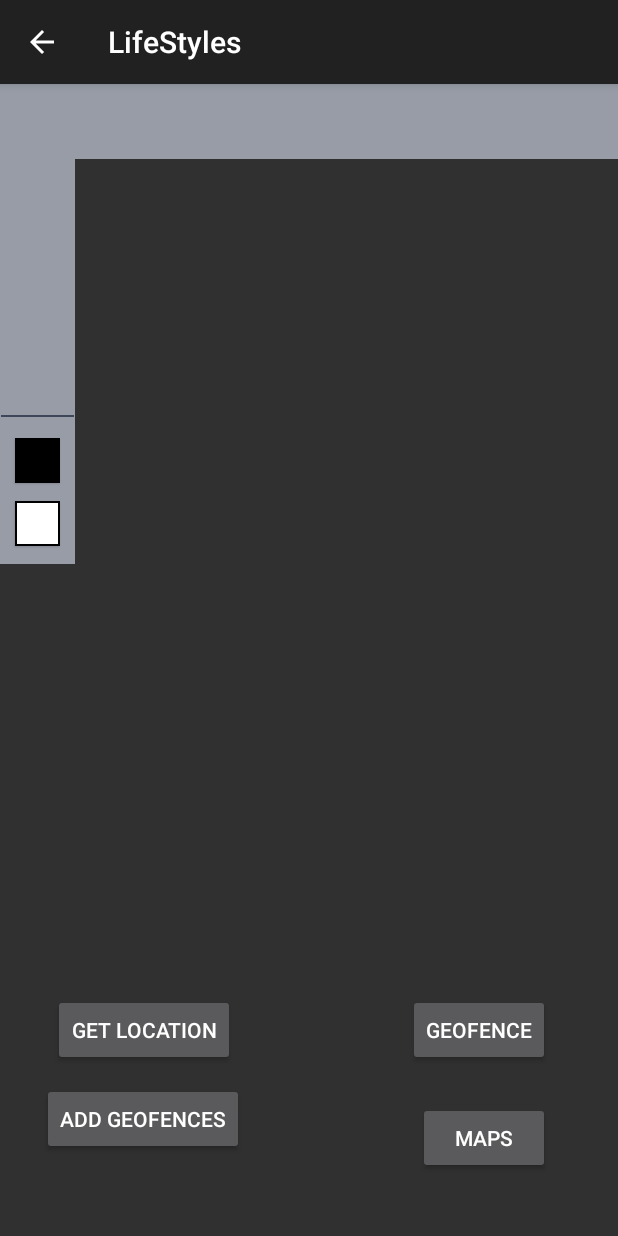
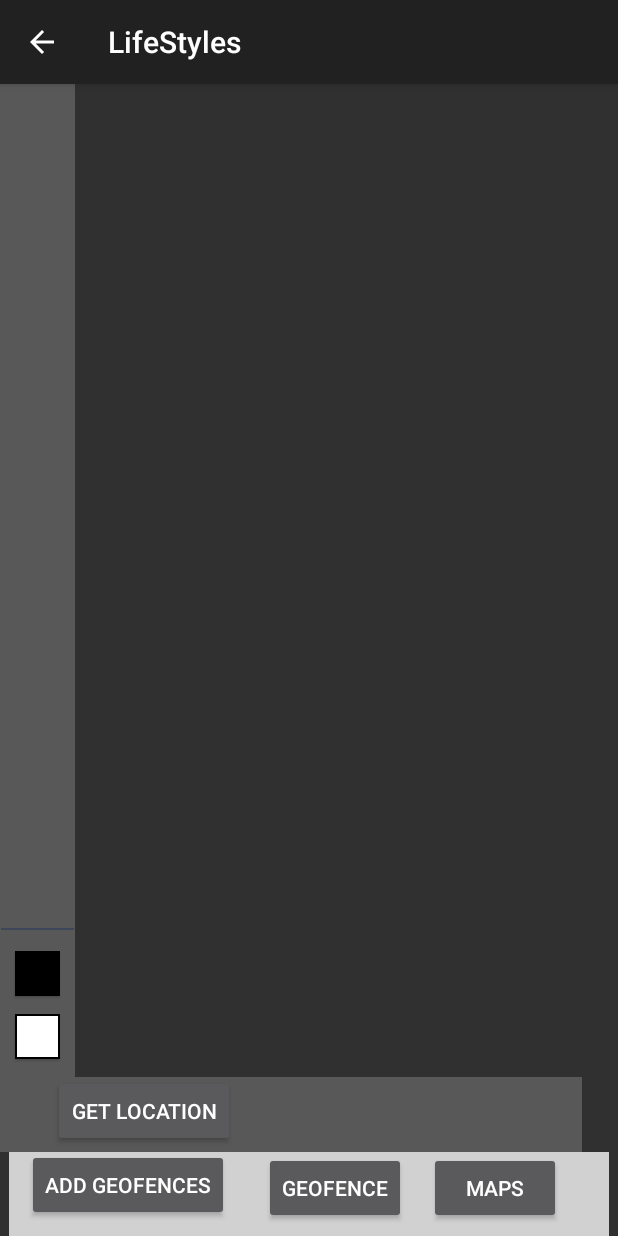
Before and after one commit to BenHunt-io/Lifestyles, an Android app: the screen it shows after launch (Geofencing), on a phone screen of 412 x 824 dp. Run offline under Robolectric (Android 15) with nearby library versions, the phone set to English and light mode, and no system bars.

Commit message:
Made WireFrame Layout. Need to fix Drawing Geofencing

```diff
--- a/app/src/main/res/layout/activity_geofencing.xml
+++ b/app/src/main/res/layout/activity_geofencing.xml
@@ -18,6 +18,8 @@
     tools:layout_editor_absoluteX="0dp">
 
 
+
+
     <!-- Elevation rep. by (Z-property) - visual appearnce of its shadow -->
     <android.support.v7.widget.Toolbar
         android:id="@+id/my_toolbar"
@@ -35,12 +37,23 @@
         android:layout_marginBottom="8dp"
         app:layout_constraintVertical_bias="0.0" />
 
+    <Button
+        android:id="@+id/locationButton"
+        android:layout_width="wrap_content"
+        android:layout_height="48dp"
+        android:text="Get Location"
+        app:layout_constraintBottom_toBottomOf="parent"
+        android:layout_marginBottom="59dp"
+        android:layout_marginLeft="35dp"
+        app:layout_constraintLeft_toLeftOf="parent"
+        android:layout_marginStart="35dp" />
+
     <TextView
         android:id="@+id/textView"
         android:layout_width="wrap_content"
         android:layout_height="wrap_content"
         android:text="GeoFence"
-        tools:layout_editor_absoluteY="431dp"
+        tools:layout_editor_absoluteY="481dp"
         tools:layout_editor_absoluteX="52dp" />
 
     <TextView
@@ -48,7 +61,7 @@
         android:layout_width="wrap_content"
         android:layout_height="wrap_content"
         android:text="TextView"
-        tools:layout_editor_absoluteY="520dp"
+        tools:layout_editor_absoluteY="570dp"
         tools:layout_editor_absoluteX="35dp" />
 
     <TextView
@@ -56,7 +69,7 @@
         android:layout_width="wrap_content"
         android:layout_height="wrap_content"
         android:text="TextView"
-        tools:layout_editor_absoluteY="520dp"
+        tools:layout_editor_absoluteY="570dp"
         tools:layout_editor_absoluteX="103dp" />
 
     <Button
@@ -64,45 +77,32 @@
         android:layout_width="wrap_content"
         android:layout_height="wrap_content"
         android:text="Add Geofences"
+        app:layout_constraintRight_toLeftOf="@+id/startGeoFencing"
+        android:layout_marginRight="23dp"
         app:layout_constraintBottom_toBottomOf="parent"
-        android:layout_marginBottom="54dp"
-        android:layout_marginLeft="28dp"
-        app:layout_constraintLeft_toLeftOf="parent"
-        android:layout_marginStart="28dp" />
+        android:layout_marginBottom="10dp" />
 
     <Button
         android:id="@+id/addMapButton"
         android:layout_width="88dp"
         android:layout_height="48dp"
         android:text="Maps"
+        android:layout_marginRight="32dp"
+        app:layout_constraintRight_toRightOf="@+id/quickLogContainer"
         app:layout_constraintBottom_toBottomOf="parent"
-        android:layout_marginBottom="41dp"
-        android:layout_marginRight="45dp"
-        app:layout_constraintRight_toRightOf="parent"
-        android:layout_marginEnd="45dp" />
+        android:layout_marginBottom="8dp" />
 
 
-    <Button
-        android:id="@+id/locationButton"
-        android:layout_width="wrap_content"
-        android:layout_height="48dp"
-        android:text="Get Location"
-        app:layout_constraintBottom_toBottomOf="parent"
-        android:layout_marginBottom="113dp"
-        android:layout_marginLeft="35dp"
-        app:layout_constraintLeft_toLeftOf="parent"
-        android:layout_marginStart="35dp" />
 
     <Button
         android:id="@+id/startGeoFencing"
         android:layout_width="wrap_content"
         android:layout_height="wrap_content"
         android:text="Geofence"
-        android:layout_marginBottom="24dp"
-        app:layout_constraintBottom_toTopOf="@+id/addMapButton"
-        android:layout_marginRight="45dp"
-        app:layout_constraintRight_toRightOf="parent"
-        android:layout_marginEnd="45dp" />
+        app:layout_constraintRight_toLeftOf="@+id/addMapButton"
+        android:layout_marginRight="15dp"
+        app:layout_constraintBottom_toBottomOf="parent"
+        android:layout_marginBottom="8dp" />
 
 
     <Button
@@ -115,15 +115,13 @@
         app:layout_constraintRight_toRightOf="parent"
         android:layout_marginStart="50dp"
         app:layout_constraintHorizontal_bias="0.0"
-        android:layout_marginTop="-7dp"
         app:layout_constraintTop_toBottomOf="@+id/my_toolbar" />
 
     <LinearLayout
-        android:id="@+id/linearLayout3"
-
+        android:id="@+id/searchBarContainer"
         android:layout_width="0dp"
         android:layout_height="0dp"
-        android:background="@color/light_blue_white"
+        android:background="@color/searchBar_gray"
         android:orientation="horizontal"
         app:layout_constraintBottom_toTopOf="@+id/mapLayout"
         app:layout_constraintHorizontal_bias="1.0"
@@ -134,19 +132,19 @@
     <LinearLayout
         android:id="@+id/mapLayout"
         android:layout_width="0dp"
-        android:layout_height="270dp"
+        android:layout_height="0dp"
         android:layout_alignParentEnd="true"
         android:layout_alignParentTop="true"
+        android:layout_marginBottom="0dp"
         android:layout_marginLeft="50dp"
         android:layout_marginStart="50dp"
         android:layout_marginTop="50dp"
         android:orientation="vertical"
-        app:layout_constraintBottom_toBottomOf="parent"
+        app:layout_constraintBottom_toBottomOf="@+id/rectangleLayout"
         app:layout_constraintHorizontal_bias="0.0"
         app:layout_constraintLeft_toLeftOf="parent"
         app:layout_constraintRight_toRightOf="@+id/rectangleLayout"
-        app:layout_constraintVertical_bias="0.0"
-        app:layout_constraintTop_toBottomOf="@+id/my_toolbar"></LinearLayout>
+        app:layout_constraintTop_toTopOf="@+id/searchBarContainer"></LinearLayout>
 
     <ImageButton
         android:id="@+id/fillButton"
@@ -181,29 +179,44 @@
         android:layout_height="5dp"
         android:layout_alignParentStart="true"
         android:layout_centerVertical="true"
-        android:layout_marginLeft="0dp"
         android:translationZ="1dp"
         app:layout_constraintLeft_toLeftOf="parent"
         app:srcCompat="@drawable/map_tools_divider"
         android:layout_marginBottom="12dp"
         app:layout_constraintBottom_toTopOf="@+id/strokeButton" />
 
-    <RelativeLayout
-        android:id="@+id/rectangleLayout"
-        android:layout_width="0dp"
-        android:layout_height="270dp"
-        android:layout_marginLeft="50dp"
-        android:layout_marginStart="50dp"
-        android:layout_marginTop="50dp"
-        android:orientation="vertical"
-        app:layout_constraintBottom_toBottomOf="parent"
+    <android.support.constraint.ConstraintLayout
+        android:layout_width="388dp"
+        android:layout_height="50dp"
+        android:layout_alignParentStart="true"
+        android:layout_alignParentTop="true"
+        android:layout_marginBottom="0dp"
+        android:layout_marginLeft="0dp"
+        android:layout_marginRight="0dp"
+        android:background="@color/toolBar_gray"
+        android:translationZ="0dp"
+        app:layout_constraintBottom_toTopOf="@+id/quickLogContainer"
         app:layout_constraintHorizontal_bias="0.0"
         app:layout_constraintLeft_toLeftOf="parent"
         app:layout_constraintRight_toRightOf="parent"
-        app:layout_constraintTop_toBottomOf="@+id/my_toolbar"
-        app:layout_constraintVertical_bias="0.0">
+        android:id="@+id/bottomToolBarContainer">
 
-    </RelativeLayout>
+
+    </android.support.constraint.ConstraintLayout>
+
+    <android.support.constraint.ConstraintLayout
+        android:layout_width="400dp"
+        android:layout_height="59dp"
+        android:layout_alignParentBottom="true"
+        android:layout_alignParentEnd="true"
+        android:background="@color/quickBar_gray"
+        app:layout_constraintLeft_toLeftOf="parent"
+        app:layout_constraintRight_toRightOf="parent"
+        app:layout_constraintBottom_toBottomOf="parent"
+        android:id="@+id/quickLogContainer"
+        android:layout_marginBottom="-3dp">
+
+    </android.support.constraint.ConstraintLayout>
 
     <android.support.constraint.Guideline
         android:layout_width="wrap_content"
@@ -217,15 +230,33 @@
     <LinearLayout
         android:id="@+id/linearLayout"
         android:layout_width="0dp"
-        android:layout_height="320dp"
-        android:background="@color/light_blue_white"
+        android:layout_height="0dp"
+        android:layout_marginBottom="0dp"
+        android:background="@color/toolBar_gray"
         android:orientation="vertical"
-        app:layout_constraintBottom_toBottomOf="parent"
+        app:layout_constraintBottom_toTopOf="@+id/bottomToolBarContainer"
         app:layout_constraintHorizontal_bias="0.0"
         app:layout_constraintLeft_toLeftOf="parent"
         app:layout_constraintRight_toLeftOf="@+id/rectangleLayout"
-        app:layout_constraintTop_toTopOf="@+id/linearLayout3"
+        app:layout_constraintTop_toTopOf="@+id/searchBarContainer"
         app:layout_constraintVertical_bias="0.0"></LinearLayout>
+
+    <RelativeLayout
+        android:id="@+id/rectangleLayout"
+        android:layout_width="0dp"
+        android:layout_height="0dp"
+        android:layout_marginBottom="0dp"
+        android:layout_marginLeft="50dp"
+        android:layout_marginStart="50dp"
+        android:layout_marginTop="0dp"
+        android:orientation="vertical"
+        app:layout_constraintBottom_toTopOf="@+id/bottomToolBarContainer"
+        app:layout_constraintHorizontal_bias="0.0"
+        app:layout_constraintLeft_toLeftOf="parent"
+        app:layout_constraintRight_toRightOf="parent"
+        app:layout_constraintTop_toTopOf="@+id/mapLayout">
+
+    </RelativeLayout>
 
 
 </android.support.constraint.ConstraintLayout>
--- a/app/src/main/res/values/colors.xml
+++ b/app/src/main/res/values/colors.xml
@@ -7,4 +7,9 @@
 
     <color name="light_blue_white">#989CA7</color>
     <color name="color_line_dark_blue">#3E465A</color>
+
+
+    <color name="toolBar_gray">#585858</color>
+    <color name="searchBar_gray">#2f302f</color>
+    <color name="quickBar_gray">#d1d1d1</color>
 </resources>
```
